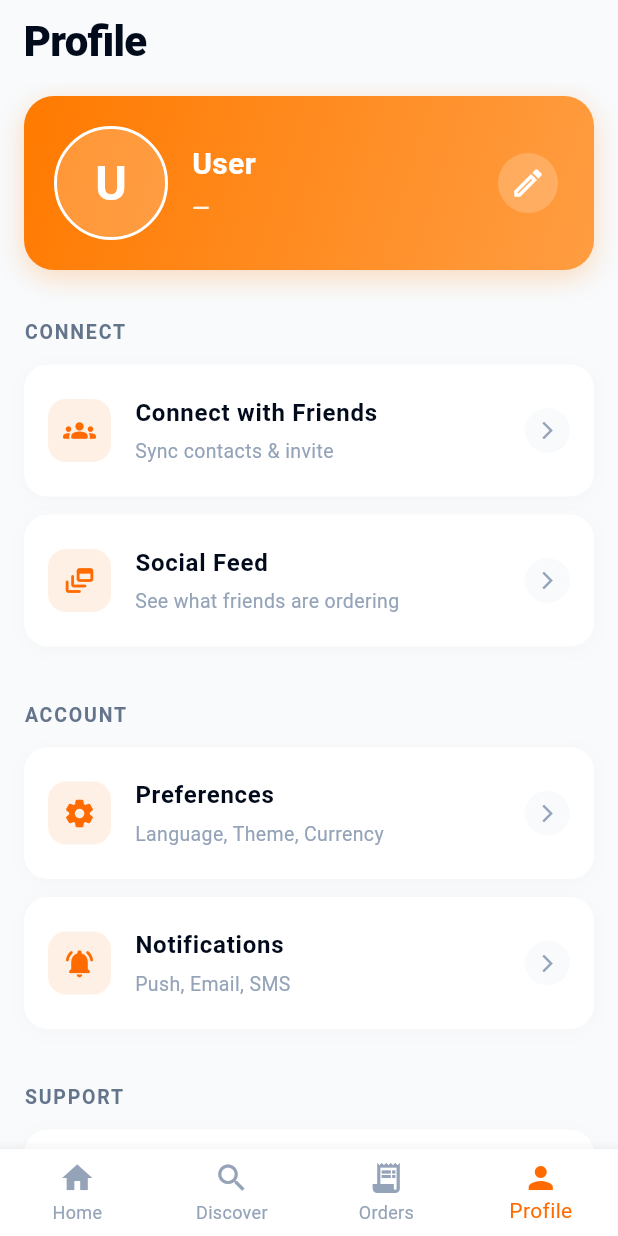
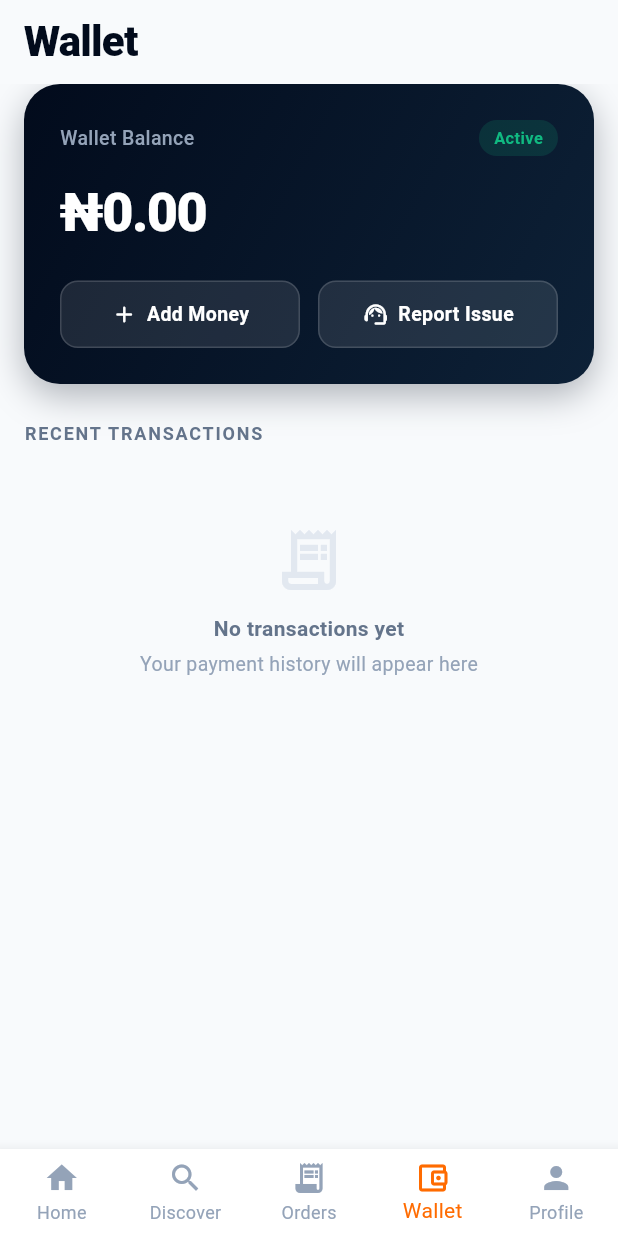
Before and after one commit to dropx-africa/dropx_mobile, a Flutter app: the DashboardScreen screen opened by its route, item 4 of the bottom bar chosen, on a phone screen of 412 x 824 dp. Run offline on Flutter 3.47's test engine with Material 3 defaults, Android fonts, the phone set to English and light mode, and no system bars; our stand-ins replace flutter_contacts, flutter_dotenv, flutter_riverpod, geolocator, google_maps_flutter, image_picker and 4 more; accounts and stored records are empty; network calls fail.

Commit message:
added wallet screen on the user app

```diff
--- a/lib/src/features/dashboard/presentation/dashboard_screen.dart
+++ b/lib/src/features/dashboard/presentation/dashboard_screen.dart
@@ -6,6 +6,7 @@ import 'package:dropx_mobile/src/features/home/presentation/home_tab.dart';
 import 'package:dropx_mobile/src/features/order/presentation/orders_screen.dart';
 import 'package:dropx_mobile/src/features/profile/presentation/profile_screen.dart';
 import 'package:dropx_mobile/src/features/discover/presentation/discover_screen.dart';
+import 'package:dropx_mobile/src/features/wallet/presentation/wallet_screen.dart';
 import 'package:dropx_mobile/src/features/auth/presentation/sign_up_to_order_sheet.dart';
 
 class DashboardScreen extends ConsumerStatefulWidget {
@@ -23,8 +24,8 @@ class _DashboardScreenState extends ConsumerState<DashboardScreen> {
     final session = ref.read(sessionServiceProvider);
     final isGuest = session.isGuest;
 
-    // Restrict certain tabs for guest users
-    if (isGuest && (index == 2 || index == 3)) {
+    // Restrict certain tabs for guest users (Orders, Wallet, Profile)
+    if (isGuest && (index == 2 || index == 3 || index == 4)) {
       _showSignUpSheet();
       return;
     }
@@ -49,6 +50,7 @@ class _DashboardScreenState extends ConsumerState<DashboardScreen> {
       HomeTab(),
       const DiscoverScreen(),
       const OrdersScreen(),
+      const WalletScreen(),
       const ProfileScreen(),
     ];
 
@@ -67,6 +69,10 @@ class _DashboardScreenState extends ConsumerState<DashboardScreen> {
             icon: Icon(Icons.receipt_long),
             label: 'Orders',
           ),
+          BottomNavigationBarItem(
+            icon: Icon(Icons.account_balance_wallet_outlined),
+            label: 'Wallet',
+          ),
           BottomNavigationBarItem(icon: Icon(Icons.person), label: 'Profile'),
         ],
       ),
--- /dev/null
+++ b/lib/src/features/wallet/presentation/wallet_screen.dart
@@ -0,0 +1,539 @@
+import 'package:flutter/material.dart';
+import 'package:flutter_riverpod/flutter_riverpod.dart';
+import 'package:dropx_mobile/src/common_widgets/app_text.dart';
+import 'package:dropx_mobile/src/common_widgets/app_spacers.dart';
+import 'package:dropx_mobile/src/constants/app_colors.dart';
+import 'package:dropx_mobile/src/features/order/providers/order_providers.dart';
+import 'package:dropx_mobile/src/features/support/providers/support_providers.dart';
+import 'package:dropx_mobile/src/features/support/data/dto/ticket_dto.dart';
+import 'package:dropx_mobile/src/utils/currency_utils.dart';
+import 'package:intl/intl.dart';
+
+class WalletScreen extends ConsumerStatefulWidget {
+  const WalletScreen({super.key});
+
+  @override
+  ConsumerState<WalletScreen> createState() => _WalletScreenState();
+}
+
+class _WalletScreenState extends ConsumerState<WalletScreen> {
+  final _subjectController = TextEditingController();
+  final _messageController = TextEditingController();
+  String _selectedCategory = 'PAYMENT';
+  String _selectedPriority = 'MEDIUM';
+  bool _isSubmittingTicket = false;
+
+  @override
+  void dispose() {
+    _subjectController.dispose();
+    _messageController.dispose();
+    super.dispose();
+  }
+
+  void _showSupportTicketSheet() {
+    _subjectController.clear();
+    _messageController.clear();
+    setState(() {
+      _selectedCategory = 'PAYMENT';
+      _selectedPriority = 'MEDIUM';
+    });
+
+    showModalBottomSheet(
+      context: context,
+      isScrollControlled: true,
+      backgroundColor: Colors.white,
+      shape: const RoundedRectangleBorder(
+        borderRadius: BorderRadius.vertical(top: Radius.circular(24)),
+      ),
+      builder: (sheetContext) {
+        return StatefulBuilder(
+          builder: (sheetContext, setModalState) {
+            return Padding(
+              padding: EdgeInsets.only(
+                bottom: MediaQuery.of(sheetContext).viewInsets.bottom,
+                left: 24,
+                right: 24,
+                top: 24,
+              ),
+              child: Column(
+                mainAxisSize: MainAxisSize.min,
+                crossAxisAlignment: CrossAxisAlignment.stretch,
+                children: [
+                  // Handle
+                  Center(
+                    child: Container(
+                      width: 40,
+                      height: 4,
+                      decoration: BoxDecoration(
+                        color: AppColors.slate200,
+                        borderRadius: BorderRadius.circular(2),
+                      ),
+                    ),
+                  ),
+                  AppSpaces.v16,
+                  const AppText(
+                    "Report an Issue",
+                    fontSize: 20,
+                    fontWeight: FontWeight.bold,
+                  ),
+                  AppSpaces.v4,
+                  const AppText(
+                    "Describe your wallet or payment issue and our team will get back to you.",
+                    fontSize: 13,
+                    color: AppColors.slate500,
+                  ),
+                  AppSpaces.v20,
+
+                  // Category
+                  DropdownButtonFormField<String>(
+                    initialValue: _selectedCategory,
+                    decoration: InputDecoration(
+                      labelText: "Category",
+                      border: OutlineInputBorder(
+                        borderRadius: BorderRadius.circular(12),
+                      ),
+                      contentPadding: const EdgeInsets.symmetric(
+                        horizontal: 16,
+                        vertical: 14,
+                      ),
+                    ),
+                    items: const [
+                      DropdownMenuItem(value: 'PAYMENT', child: Text('Payment Issue')),
+                      DropdownMenuItem(value: 'DELIVERY', child: Text('Delivery Issue')),
+                      DropdownMenuItem(value: 'ACCOUNT', child: Text('Account Issue')),
+                    ],
+                    onChanged: (val) {
+                      setModalState(() => _selectedCategory = val!);
+                      setState(() => _selectedCategory = val!);
+                    },
+                  ),
+                  AppSpaces.v16,
+
+                  // Priority
+                  DropdownButtonFormField<String>(
+                    initialValue: _selectedPriority,
+                    decoration: InputDecoration(
+                      labelText: "Priority",
+                      border: OutlineInputBorder(
+                        borderRadius: BorderRadius.circular(12),
+                      ),
+                      contentPadding: const EdgeInsets.symmetric(
+                        horizontal: 16,
+                        vertical: 14,
+                      ),
+                    ),
+                    items: const [
+                      DropdownMenuItem(value: 'LOW', child: Text('Low')),
+                      DropdownMenuItem(value: 'MEDIUM', child: Text('Medium')),
+                      DropdownMenuItem(value: 'HIGH', child: Text('High — Urgent')),
+                    ],
+                    onChanged: (val) {
+                      setModalState(() => _selectedPriority = val!);
+                      setState(() => _selectedPriority = val!);
+                    },
+                  ),
+                  AppSpaces.v16,
+
+                  // Subject
+                  TextField(
+                    controller: _subjectController,
+                    decoration: InputDecoration(
+                      labelText: "Subject",
+                      hintText: "e.g. Wrong amount deducted",
+                      border: OutlineInputBorder(
+                        borderRadius: BorderRadius.circular(12),
+                      ),
+                      contentPadding: const EdgeInsets.symmetric(
+                        horizontal: 16,
+                        vertical: 14,
+                      ),
+                    ),
+                  ),
+                  AppSpaces.v16,
+
+                  // Message
+                  TextField(
+                    controller: _messageController,
+                    maxLines: 3,
+                    decoration: InputDecoration(
+                      labelText: "Message",
+                      hintText: "Describe the issue in detail...",
+                      border: OutlineInputBorder(
+                        borderRadius: BorderRadius.circular(12),
+                      ),
+                      contentPadding: const EdgeInsets.symmetric(
+                        horizontal: 16,
+                        vertical: 14,
+                      ),
+                    ),
+                  ),
+                  AppSpaces.v24,
+
+                  // Submit button
+                  SizedBox(
+                    height: 52,
+                    child: ElevatedButton(
+                      onPressed: _isSubmittingTicket
+                          ? null
+                          : () async {
+                              if (_subjectController.text.trim().isEmpty ||
+                                  _messageController.text.trim().isEmpty) {
+                                ScaffoldMessenger.of(context).showSnackBar(
+                                  const SnackBar(
+                                    content: Text('Please fill in subject and message.'),
+                                  ),
+                                );
+                                return;
+                              }
+                              setModalState(() => _isSubmittingTicket = true);
+                              setState(() => _isSubmittingTicket = true);
+                              try {
+                                final dto = CreateTicketDto(
+                                  category: _selectedCategory,
+                                  subject: _subjectController.text.trim(),
+                                  message: _messageController.text.trim(),
+                                  priority: _selectedPriority,
+                                );
+                                await ref
+                                    .read(supportRepositoryProvider)
+                                    .createTicket(dto);
+                                if (!mounted) return;
+                                if (sheetContext.mounted) {
+                                  Navigator.pop(sheetContext);
+                                }
+                                ScaffoldMessenger.of(context).showSnackBar(
+                                  const SnackBar(
+                                    content: Text('Ticket submitted! We\'ll respond shortly.'),
+                                    backgroundColor: AppColors.secondaryGreen,
+                                  ),
+                                );
+                              } catch (e) {
+                                if (!mounted) return;
+                                ScaffoldMessenger.of(context).showSnackBar(
+                                  SnackBar(
+                                    content: Text('Failed to submit ticket: $e'),
+                                    backgroundColor: AppColors.errorRed,
+                                  ),
+                                );
+                              } finally {
+                                if (sheetContext.mounted) {
+                                  setModalState(() => _isSubmittingTicket = false);
+                                }
+                                if (mounted) {
+                                  setState(() => _isSubmittingTicket = false);
+                                }
+                              }
+                            },
+                      style: ElevatedButton.styleFrom(
+                        backgroundColor: AppColors.primaryOrange,
+                        foregroundColor: Colors.white,
+                        elevation: 0,
+                        shape: RoundedRectangleBorder(
+                          borderRadius: BorderRadius.circular(14),
+                        ),
+                      ),
+                      child: _isSubmittingTicket
+                          ? const SizedBox(
+                              height: 20,
+                              width: 20,
+                              child: CircularProgressIndicator(
+                                color: Colors.white,
+                                strokeWidth: 2,
+                              ),
+                            )
+                          : const AppText(
+                              "Submit Ticket",
+                              fontWeight: FontWeight.bold,
+                              color: Colors.white,
+                              fontSize: 16,
+                            ),
+                    ),
+                  ),
+                  AppSpaces.v24,
+                ],
+              ),
+            );
+          },
+        );
+      },
+    );
+  }
+
+  @override
+  Widget build(BuildContext context) {
+    final ordersAsync = ref.watch(ordersProvider);
+
+    return Scaffold(
+      backgroundColor: AppColors.slate50,
+      appBar: AppBar(
+        backgroundColor: AppColors.slate50,
+        elevation: 0,
+        automaticallyImplyLeading: false,
+        title: const AppText(
+          "Wallet",
+          fontSize: 28,
+          fontWeight: FontWeight.w800,
+          letterSpacing: -0.5,
+        ),
+        centerTitle: false,
+      ),
+      body: SingleChildScrollView(
+        padding: const EdgeInsets.symmetric(horizontal: 16),
+        child: Column(
+          crossAxisAlignment: CrossAxisAlignment.start,
+          children: [
+            // Balance Card
+            Container(
+              width: double.infinity,
+              padding: const EdgeInsets.all(24),
+              decoration: BoxDecoration(
+                gradient: const LinearGradient(
+                  colors: [Color(0xFF020B1C), Color(0xFF0D2137)],
+                  begin: Alignment.topLeft,
+                  end: Alignment.bottomRight,
+                ),
+                borderRadius: BorderRadius.circular(24),
+                boxShadow: [
+                  BoxShadow(
+                    color: const Color(0xFF020B1C).withValues(alpha: 0.3),
+                    blurRadius: 20,
+                    offset: const Offset(0, 8),
+                  ),
+                ],
+              ),
+              child: Column(
+                crossAxisAlignment: CrossAxisAlignment.start,
+                children: [
+                  Row(
+                    mainAxisAlignment: MainAxisAlignment.spaceBetween,
+                    children: [
+                      const AppText(
+                        "Wallet Balance",
+                        fontSize: 13,
+                        color: AppColors.slate400,
+                        fontWeight: FontWeight.w500,
+                      ),
+                      Container(
+                        padding: const EdgeInsets.symmetric(
+                          horizontal: 10,
+                          vertical: 4,
+                        ),
+                        decoration: BoxDecoration(
+                          color: AppColors.secondaryGreen.withValues(alpha: 0.15),
+                          borderRadius: BorderRadius.circular(20),
+                        ),
+                        child: const AppText(
+                          "Active",
+                          fontSize: 11,
+                          color: AppColors.secondaryGreen,
+                          fontWeight: FontWeight.bold,
+                        ),
+                      ),
+                    ],
+                  ),
+                  AppSpaces.v12,
+                  const AppText(
+                    "₦0.00",
+                    fontSize: 36,
+                    fontWeight: FontWeight.w800,
+                    color: Colors.white,
+                    letterSpacing: -1,
+                  ),
+                  AppSpaces.v20,
+                  // Action buttons
+                  Row(
+                    children: [
+                      Expanded(
+                        child: _buildCardAction(
+                          icon: Icons.add_rounded,
+                          label: "Add Money",
+                          onTap: () {
+                            ScaffoldMessenger.of(context).showSnackBar(
+                              const SnackBar(
+                                content: Text('Top-up coming soon.'),
+                              ),
+                            );
+                          },
+                        ),
+                      ),
+                      const SizedBox(width: 12),
+                      Expanded(
+                        child: _buildCardAction(
+                          icon: Icons.support_agent_rounded,
+                          label: "Report Issue",
+                          onTap: _showSupportTicketSheet,
+                        ),
+                      ),
+                    ],
+                  ),
+                ],
+              ),
+            ),
+
+            AppSpaces.v24,
+
+            // Transaction history header
+            const AppText(
+              "RECENT TRANSACTIONS",
+              fontSize: 12,
+              fontWeight: FontWeight.bold,
+              letterSpacing: 1.2,
+              color: AppColors.slate500,
+            ),
+            AppSpaces.v12,
+
+            // Transactions from orders
+            ordersAsync.when(
+              data: (orders) {
+                if (orders.isEmpty) {
+                  return _buildEmptyTransactions();
+                }
+
+                final recentOrders = orders.take(10).toList();
+                return Column(
+                  children: recentOrders.map((order) {
+                    final totalNaira = CurrencyUtils.koboToNaira(
+                      int.tryParse(order.totalAmountKobo) ?? 0,
+                    );
+                    final currencyFormat = NumberFormat.currency(
+                      symbol: '₦',
+                      decimalDigits: 0,
+                    );
+                    final displayDate = order.createdAt != null
+                        ? DateFormat('dd MMM, hh:mm a')
+                            .format(DateTime.parse(order.createdAt!))
+                        : '';
+
+                    return Container(
+                      margin: const EdgeInsets.only(bottom: 12),
+                      padding: const EdgeInsets.all(16),
+                      decoration: BoxDecoration(
+                        color: Colors.white,
+                        borderRadius: BorderRadius.circular(16),
+                        boxShadow: [
+                          BoxShadow(
+                            color: Colors.black.withValues(alpha: 0.02),
+                            blurRadius: 8,
+                            offset: const Offset(0, 2),
+                          ),
+                        ],
+                      ),
+                      child: Row(
+                        children: [
+                          Container(
+                            padding: const EdgeInsets.all(10),
+                            decoration: BoxDecoration(
+                              color: AppColors.primaryOrange.withValues(alpha: 0.1),
+                              borderRadius: BorderRadius.circular(12),
+                            ),
+                            child: const Icon(
+                              Icons.shopping_bag_outlined,
+                              color: AppColors.primaryOrange,
+                              size: 20,
+                            ),
+                          ),
+                          const SizedBox(width: 12),
+                          Expanded(
+                            child: Column(
+                              crossAxisAlignment: CrossAxisAlignment.start,
+                              children: [
+                                AppText(
+                                  'Order #${order.orderId.substring(0, 8)}',
+                                  fontWeight: FontWeight.w600,
+                                  fontSize: 14,
+                                ),
+                                AppSpaces.v4,
+                                AppText(
+                                  displayDate,
+                                  fontSize: 12,
+                                  color: AppColors.slate400,
+                                ),
+                              ],
+                            ),
+                          ),
+                          AppText(
+                            '- ${currencyFormat.format(totalNaira)}',
+                            fontWeight: FontWeight.bold,
+                            fontSize: 15,
+                            color: AppColors.errorRed,
+                          ),
+                        ],
+                      ),
+                    );
+                  }).toList(),
+                );
+              },
+              loading: () => const Padding(
+                padding: EdgeInsets.only(top: 40),
+                child: Center(child: CircularProgressIndicator()),
+              ),
+              error: (_, __) => _buildEmptyTransactions(),
+            ),
+
+            AppSpaces.v24,
+          ],
+        ),
+      ),
+    );
+  }
+
+  Widget _buildCardAction({
+    required IconData icon,
+    required String label,
+    required VoidCallback onTap,
+  }) {
+    return GestureDetector(
+      onTap: onTap,
+      child: Container(
+        padding: const EdgeInsets.symmetric(vertical: 12),
+        decoration: BoxDecoration(
+          color: Colors.white.withValues(alpha: 0.1),
+          borderRadius: BorderRadius.circular(12),
+          border: Border.all(color: Colors.white.withValues(alpha: 0.15)),
+        ),
+        child: Row(
+          mainAxisAlignment: MainAxisAlignment.center,
+          children: [
+            Icon(icon, color: Colors.white, size: 18),
+            const SizedBox(width: 6),
+            AppText(
+              label,
+              fontSize: 13,
+              fontWeight: FontWeight.w600,
+              color: Colors.white,
+            ),
+          ],
+        ),
+      ),
+    );
+  }
+
+  Widget _buildEmptyTransactions() {
+    return Padding(
+      padding: const EdgeInsets.only(top: 40, bottom: 24),
+      child: Center(
+        child: Column(
+          children: [
+            Icon(
+              Icons.receipt_long_outlined,
+              size: 48,
+              color: AppColors.slate200,
+            ),
+            AppSpaces.v12,
+            const AppText(
+              "No transactions yet",
+              fontWeight: FontWeight.bold,
+              color: AppColors.slate500,
+            ),
+            AppSpaces.v4,
+            const AppText(
+              "Your payment history will appear here",
+              fontSize: 13,
+              color: AppColors.slate400,
+            ),
+          ],
+        ),
+      ),
+    );
+  }
+}
```
